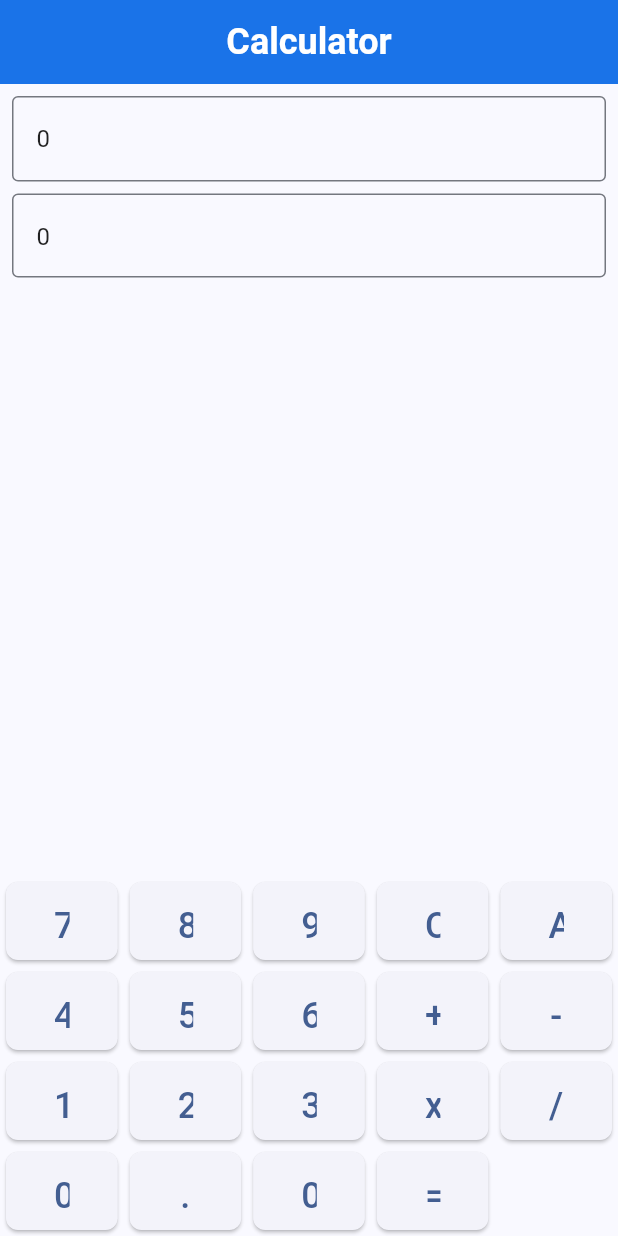
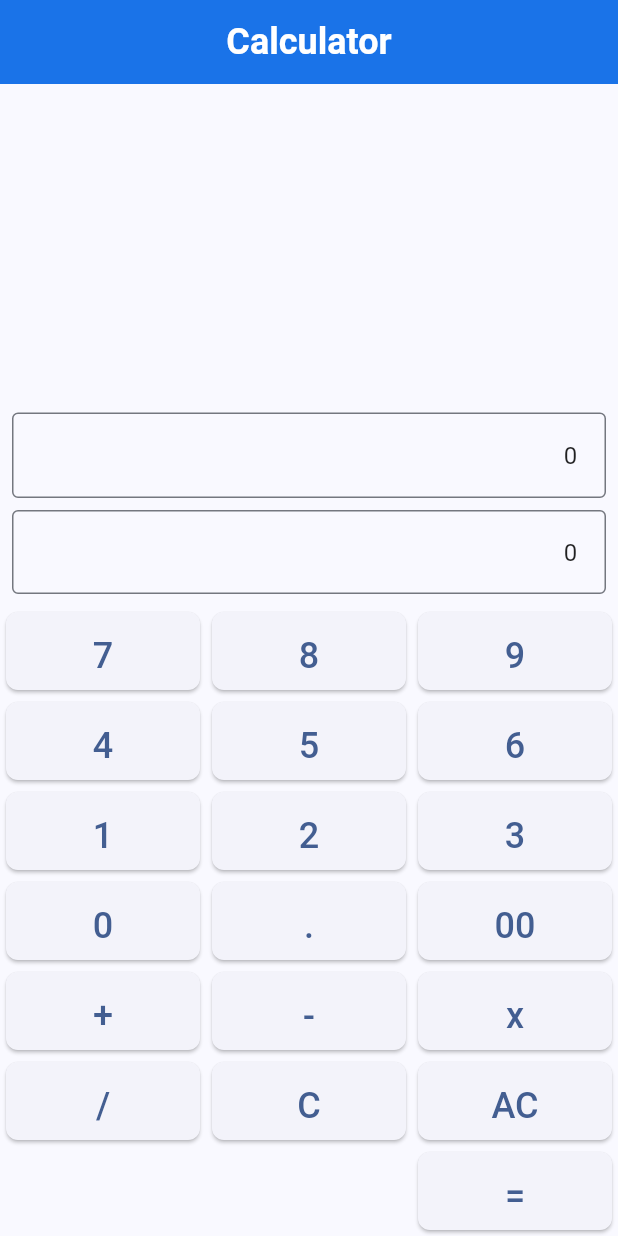
Before and after one commit to 42sungwook/flutter-piscine, a Flutter app: the screen it shows after launch, on a phone screen of 412 x 824 dp. Run offline on Flutter 3.47's test engine with Material 3 defaults, Android fonts, the phone set to English and light mode, and no system bars.

Commit message:
feat: adjust style

```diff
--- a/lib/widgets/calculator.dart
+++ b/lib/widgets/calculator.dart
@@ -13,12 +13,45 @@ class _CalculatorWidgetState extends State<CalculatorWidget> {
   @override
   Widget build(BuildContext context) {
     final width = MediaQuery.of(context).size.width;
-    final isNarrow = width < 400; // 화면 너비가 좁을 때의 기준
+    final isNarrow = width < 520;
 
     return Column(
       mainAxisAlignment: MainAxisAlignment.end,
       children: [
-        Padding(
+        Expanded(
+          child: Container(
+            padding:
+                EdgeInsets.only(bottom: MediaQuery.of(context).padding.bottom),
+            child: Column(
+              mainAxisAlignment: MainAxisAlignment.end,
+              children: [
+                isNarrow
+                    ? Column(
+                        children: [
+                          _buildInputFields(),
+                          _buildNumberPad(),
+                          _buildOperatorPad(),
+                        ],
+                      )
+                    : Column(
+                        children: [
+                          _buildInputFields(),
+                          _buildButtonRow(['7', '8', '9', 'C', 'AC']),
+                          _buildButtonRow(['4', '5', '6', '+', '-']),
+                          _buildButtonRow(['1', '2', '3', 'x', '/']),
+                          _buildButtonRow(['0', '.', '00', '=', '']),
+                        ],
+                      ),
+              ],
+            ),
+          ),
+        ),
+      ],
+    );
+  }
+
+  Widget _buildInputFields() {
+    return Padding(
       padding: EdgeInsets.all(AppTheme.spacing),
       child: Column(
         children: [
@@ -28,6 +61,7 @@ class _CalculatorWidgetState extends State<CalculatorWidget> {
               hintText: '수식을 입력하세요',
             ),
             readOnly: true,
+            textAlign: TextAlign.right,
             controller: TextEditingController(text: '0'),
           ),
           SizedBox(height: AppTheme.spacing),
@@ -37,36 +71,13 @@ class _CalculatorWidgetState extends State<CalculatorWidget> {
               hintText: '결과',
             ),
             readOnly: true,
+            textAlign: TextAlign.right,
             controller: TextEditingController(text: '0'),
           ),
         ],
       ),
-        ),
-        Expanded(
-          child: Container(
-            padding:
-                EdgeInsets.only(bottom: MediaQuery.of(context).padding.bottom),
-            child: isNarrow
-                ? Column(
-                    mainAxisAlignment: MainAxisAlignment.end,
-                    children: [
-                      _buildNumberPad(),
-                      _buildOperatorPad(),
-                    ],
-                  )
-                : Column(
-                    mainAxisAlignment: MainAxisAlignment.end,
-                    children: [
-                      _buildButtonRow(['7', '8', '9', 'C', 'AC']),
-                      _buildButtonRow(['4', '5', '6', '+', '-']),
-                      _buildButtonRow(['1', '2', '3', 'x', '/']),
-                      _buildButtonRow(['0', '.', '00', '=', '']),
-                    ],
-                  ),
-          ),
-        ),
-      ],
     );
+  }
 }
 
 Widget _buildNumberPad() {
@@ -129,4 +140,3 @@ class _CalculatorWidgetState extends State<CalculatorWidget> {
       print(button);
   }
 }
-}
```
Lines whose indentation alone changed are shown as unchanged.
